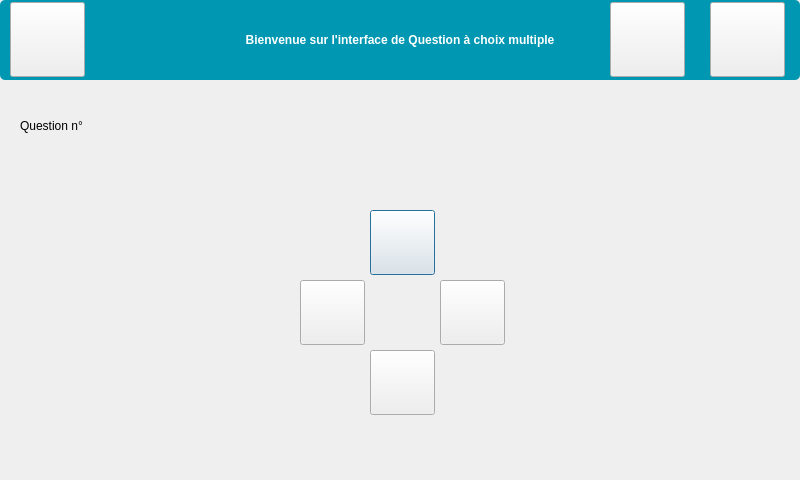
Before: the Qt Designer form InterfaceEleve/interfaceqcm.ui in Sam-Depardieu/Labo-de-langue, drawn with Qt 5.
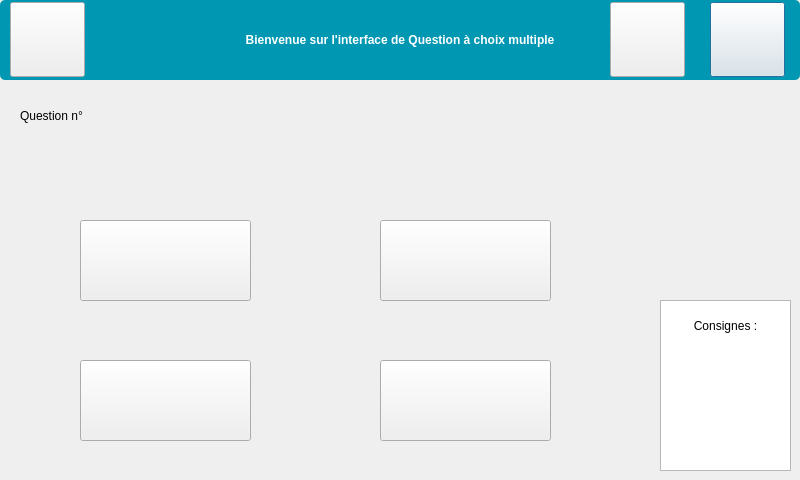
After: the same form once the commit is applied.

```diff
--- a/InterfaceEleve/interfaceqcm.ui
+++ b/InterfaceEleve/interfaceqcm.ui
@@ -13,35 +13,6 @@
   <property name="windowTitle">
    <string>Dialog</string>
   </property>
-  <widget class="QPushButton" name="pushButton1">
-   <property name="geometry">
-    <rect>
-     <x>370</x>
-     <y>210</y>
-     <width>65</width>
-     <height>65</height>
-    </rect>
-   </property>
-   <property name="styleSheet">
-    <string notr="true"/>
-   </property>
-   <property name="text">
-    <string/>
-   </property>
-  </widget>
-  <widget class="QPushButton" name="pushButton4">
-   <property name="geometry">
-    <rect>
-     <x>300</x>
-     <y>280</y>
-     <width>65</width>
-     <height>65</height>
-    </rect>
-   </property>
-   <property name="text">
-    <string/>
-   </property>
-  </widget>
   <widget class="QPushButton" name="pushButtonQuestionSuivante">
    <property name="geometry">
     <rect>
@@ -74,32 +45,6 @@
     <string/>
    </property>
   </widget>
-  <widget class="QPushButton" name="pushButton2">
-   <property name="geometry">
-    <rect>
-     <x>440</x>
-     <y>280</y>
-     <width>65</width>
-     <height>65</height>
-    </rect>
-   </property>
-   <property name="text">
-    <string/>
-   </property>
-  </widget>
-  <widget class="QPushButton" name="pushButton3">
-   <property name="geometry">
-    <rect>
-     <x>370</x>
-     <y>350</y>
-     <width>65</width>
-     <height>65</height>
-    </rect>
-   </property>
-   <property name="text">
-    <string/>
-   </property>
-  </widget>
   <widget class="QPushButton" name="pushButtonQuestionPrecedente">
    <property name="geometry">
     <rect>
@@ -162,7 +107,7 @@
    <property name="geometry">
     <rect>
      <x>20</x>
-     <y>90</y>
+     <y>80</y>
      <width>771</width>
      <height>71</height>
     </rect>
@@ -171,10 +116,78 @@
     <string>Question n°</string>
    </property>
   </widget>
-  <zorder>pushButton1</zorder>
-  <zorder>pushButton4</zorder>
-  <zorder>pushButton2</zorder>
-  <zorder>pushButton3</zorder>
+  <widget class="QPushButton" name="pushButton1">
+   <property name="geometry">
+    <rect>
+     <x>80</x>
+     <y>220</y>
+     <width>171</width>
+     <height>81</height>
+    </rect>
+   </property>
+   <property name="text">
+    <string/>
+   </property>
+  </widget>
+  <widget class="QPushButton" name="pushButton2">
+   <property name="geometry">
+    <rect>
+     <x>380</x>
+     <y>220</y>
+     <width>171</width>
+     <height>81</height>
+    </rect>
+   </property>
+   <property name="text">
+    <string/>
+   </property>
+  </widget>
+  <widget class="QPushButton" name="pushButton4">
+   <property name="geometry">
+    <rect>
+     <x>380</x>
+     <y>360</y>
+     <width>171</width>
+     <height>81</height>
+    </rect>
+   </property>
+   <property name="text">
+    <string/>
+   </property>
+  </widget>
+  <widget class="QPushButton" name="pushButton3">
+   <property name="geometry">
+    <rect>
+     <x>80</x>
+     <y>360</y>
+     <width>171</width>
+     <height>81</height>
+    </rect>
+   </property>
+   <property name="text">
+    <string/>
+   </property>
+  </widget>
+  <widget class="QTextEdit" name="textEditConsigne">
+   <property name="geometry">
+    <rect>
+     <x>660</x>
+     <y>300</y>
+     <width>131</width>
+     <height>171</height>
+    </rect>
+   </property>
+   <property name="html">
+    <string>&lt;!DOCTYPE HTML PUBLIC &quot;-//W3C//DTD HTML 4.0//EN&quot; &quot;http://www.w3.org/TR/REC-html40/strict.dtd&quot;&gt;
+&lt;html&gt;&lt;head&gt;&lt;meta name=&quot;qrichtext&quot; content=&quot;1&quot; /&gt;&lt;meta charset=&quot;utf-8&quot; /&gt;&lt;style type=&quot;text/css&quot;&gt;
+p, li { white-space: pre-wrap; }
+hr { height: 1px; border-width: 0; }
+li.unchecked::marker { content: &quot;\2610&quot;; }
+li.checked::marker { content: &quot;\2612&quot;; }
+&lt;/style&gt;&lt;/head&gt;&lt;body style=&quot; font-family:'Segoe UI'; font-size:9pt; font-weight:400; font-style:normal;&quot;&gt;
+&lt;p align=&quot;center&quot; style=&quot; margin-top:0px; margin-bottom:0px; margin-left:0px; margin-right:0px; -qt-block-indent:0; text-indent:0px;&quot;&gt;		Consignes :&lt;/p&gt;&lt;/body&gt;&lt;/html&gt;</string>
+   </property>
+  </widget>
   <zorder>pushButtonSon</zorder>
   <zorder>pushButton</zorder>
   <zorder>pushButtonQuestionSuivante</zorder>
```
Left out of the diff: 5 changed lines with no effect on the pictures.
